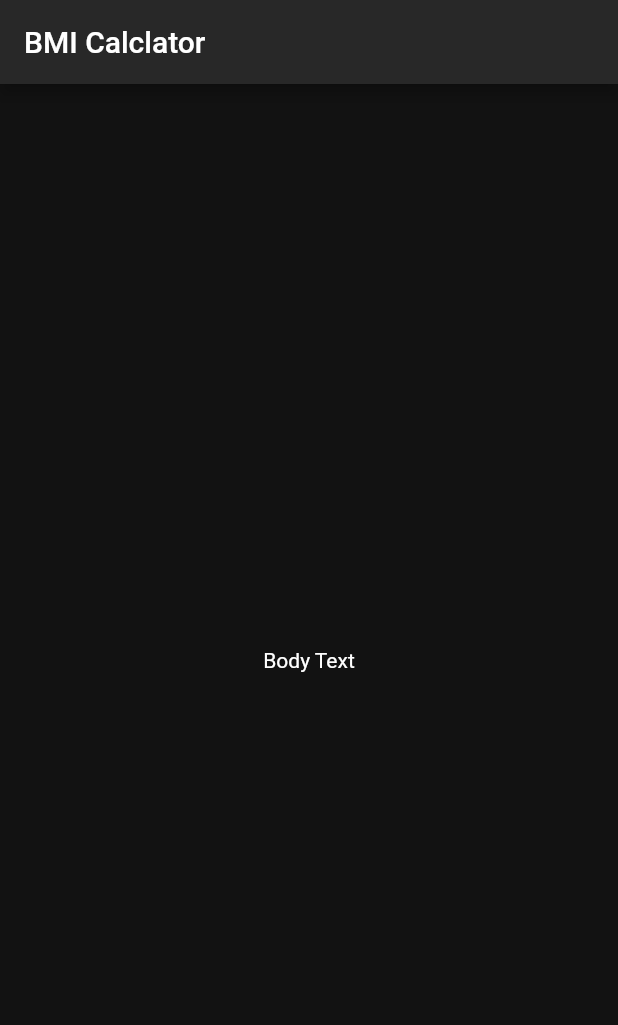
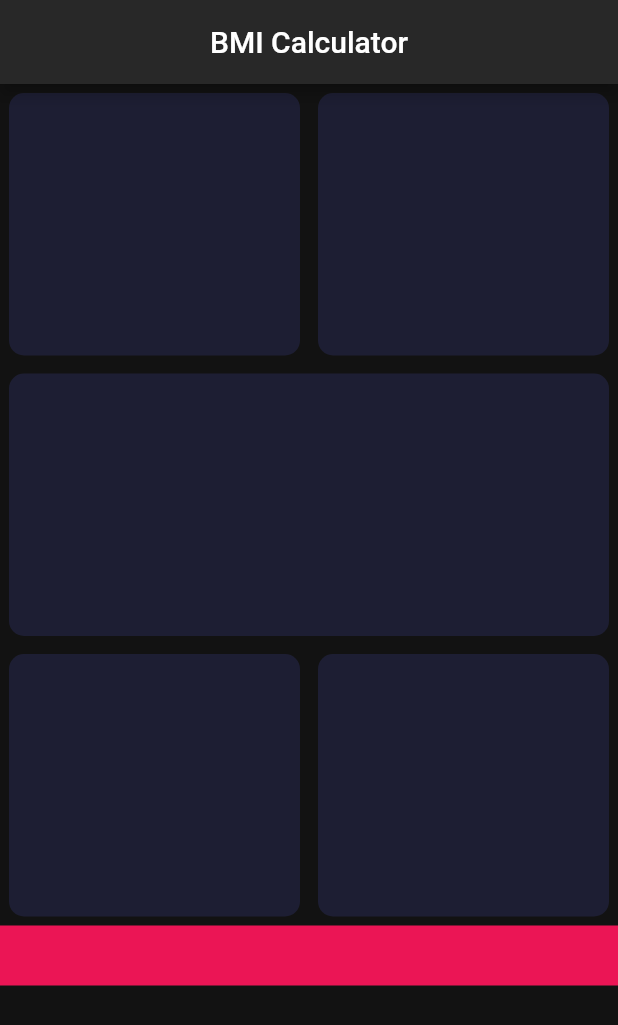
Before and after one commit to eXOffice/bmi_calculator, a Flutter app: the screen it shows after launch, on a phone screen of 412 x 824 dp. Shown: the top 1025 px of the screen. Run offline on Flutter 3.47's test engine with Material 2 defaults, Android fonts, the phone set to English and light mode, and no system bars.

Commit message:
Designed app structure fully from scratch, also create a class for separating constant values from main code.

```diff
--- /dev/null
+++ b/lib/constants.dart
@@ -0,0 +1,5 @@
+import 'package:flutter/material.dart';
+
+const bottomContainerHeight = 40.0;
+const activeCardColor = Color(0xFF1D1E33);
+const bottomContainerColor = Color(0xFFEB1555);
--- a/lib/input_page.dart
+++ b/lib/input_page.dart
@@ -1,4 +1,5 @@
 import 'package:flutter/material.dart';
+import 'package:bmi_calculator/constants.dart';
 
 
 class InputPage extends StatefulWidget {
@@ -15,12 +16,57 @@ class _InputPageState extends State<InputPage> {
       //backgroundColor: Colors.green,
       appBar: AppBar (
         //backgroundColor: Color(0xFF880183),
-        title: const Text(
-            'BMI Calclator'
+        title: const Center(
+          child: Text(
+              'BMI Calculator'
+          ),
         ),
       ),
-      body: const Center(
-        child: Text('Body Text'),
+      body: Column(
+        children: [
+          Row(
+            children: const [
+              Expanded(child: ReUsableCard(colour: activeCardColor,)),
+              Expanded(child: ReUsableCard(colour: activeCardColor,)),
+            ],
+          ),
+
+          Row(
+            children: const [
+              Expanded(child: ReUsableCard(colour: activeCardColor,)),
+            ],
+          ),
+          Row(
+            children: const [
+              Expanded(child: ReUsableCard(colour: activeCardColor,)),
+              Expanded(child: ReUsableCard(colour: activeCardColor,))
+            ],
+          ),
+          Container(
+            width: double.infinity,
+            height: bottomContainerHeight,
+            color: bottomContainerColor
+          )
+        ],
+      )
+    );
+  }
+}
+
+class ReUsableCard extends StatelessWidget {
+
+  const ReUsableCard({super.key, required this.colour});
+  final Color colour;
+  @override
+  Widget build(BuildContext context) {
+    return Container(
+      height: 175.0,
+      width: 140.0,
+      margin: const EdgeInsets.all(6.0),
+      decoration: BoxDecoration(
+          borderRadius: BorderRadius.circular(10.0),
+          //borderRadius: BorderRadius.all(Radius.circular(15.0)), //same
+        color: colour//Color(0xFF1D1E33),
       ),
     );
   }
```
Also changed, not shown: img.png (added), img_3.png (added), 1 other file.
